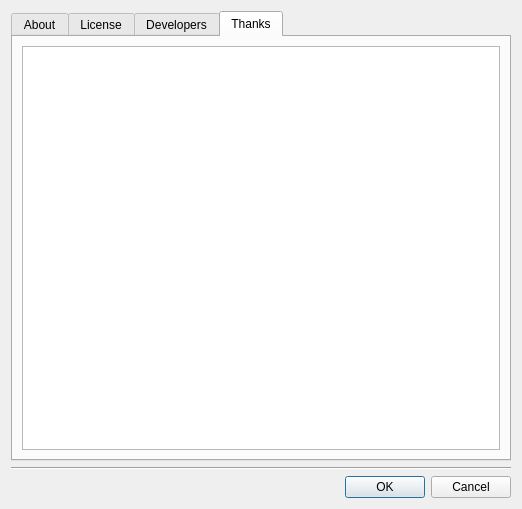
Old version of the form src/dialogs/about/about.ui in the repository WarmongeR1/QDict4BQ6.
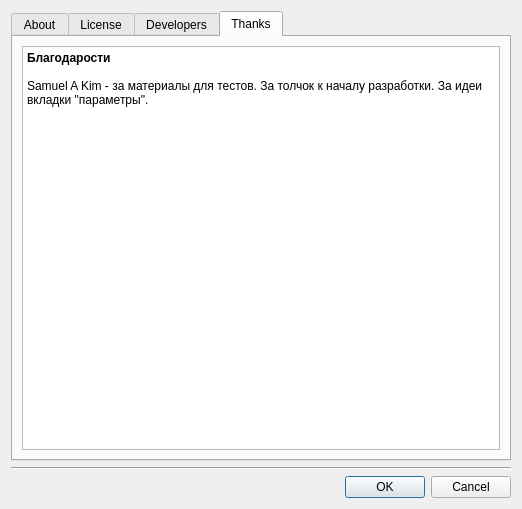
New version of the form. The open tabs and pages were chosen to show the change. Icons and pictures are not drawn.

The edit to the form file:
```diff
--- a/src/dialogs/about/about.ui
+++ b/src/dialogs/about/about.ui
@@ -195,19 +195,9 @@
 &lt;table border=&quot;0&quot; style=&quot;-qt-table-type: root; margin-top:4px; margin-bottom:4px; margin-left:4px; margin-right:4px;&quot;&gt;
 &lt;tr&gt;
 &lt;td style=&quot;border: none;&quot;&gt;
+&lt;p style=&quot; margin-top:0px; margin-bottom:0px; margin-left:0px; margin-right:0px; -qt-block-indent:0; text-indent:0px;&quot;&gt;&lt;span style=&quot; font-weight:600;&quot;&gt;Благодарости&lt;/span&gt;&lt;/p&gt;
 &lt;p style=&quot;-qt-paragraph-type:empty; margin-top:0px; margin-bottom:0px; margin-left:0px; margin-right:0px; -qt-block-indent:0; text-indent:0px;&quot;&gt;&lt;/p&gt;
-&lt;p style=&quot;-qt-paragraph-type:empty; margin-top:0px; margin-bottom:0px; margin-left:0px; margin-right:0px; -qt-block-indent:0; text-indent:0px;&quot;&gt;&lt;/p&gt;
-&lt;p style=&quot;-qt-paragraph-type:empty; margin-top:0px; margin-bottom:0px; margin-left:0px; margin-right:0px; -qt-block-indent:0; text-indent:0px;&quot;&gt;&lt;/p&gt;
-&lt;p style=&quot;-qt-paragraph-type:empty; margin-top:0px; margin-bottom:0px; margin-left:0px; margin-right:0px; -qt-block-indent:0; text-indent:0px;&quot;&gt;&lt;/p&gt;
-&lt;p style=&quot;-qt-paragraph-type:empty; margin-top:0px; margin-bottom:0px; margin-left:0px; margin-right:0px; -qt-block-indent:0; text-indent:0px;&quot;&gt;&lt;/p&gt;
-&lt;p style=&quot;-qt-paragraph-type:empty; margin-top:0px; margin-bottom:0px; margin-left:0px; margin-right:0px; -qt-block-indent:0; text-indent:0px;&quot;&gt;&lt;/p&gt;
-&lt;p style=&quot;-qt-paragraph-type:empty; margin-top:0px; margin-bottom:0px; margin-left:0px; margin-right:0px; -qt-block-indent:0; text-indent:0px;&quot;&gt;&lt;/p&gt;
-&lt;p style=&quot;-qt-paragraph-type:empty; margin-top:0px; margin-bottom:0px; margin-left:0px; margin-right:0px; -qt-block-indent:0; text-indent:0px;&quot;&gt;&lt;/p&gt;
-&lt;p style=&quot;-qt-paragraph-type:empty; margin-top:0px; margin-bottom:0px; margin-left:0px; margin-right:0px; -qt-block-indent:0; text-indent:0px;&quot;&gt;&lt;/p&gt;
-&lt;p style=&quot;-qt-paragraph-type:empty; margin-top:0px; margin-bottom:0px; margin-left:0px; margin-right:0px; -qt-block-indent:0; text-indent:0px;&quot;&gt;&lt;/p&gt;
-&lt;p style=&quot;-qt-paragraph-type:empty; margin-top:0px; margin-bottom:0px; margin-left:0px; margin-right:0px; -qt-block-indent:0; text-indent:0px;&quot;&gt;&lt;/p&gt;
-&lt;p style=&quot;-qt-paragraph-type:empty; margin-top:0px; margin-bottom:0px; margin-left:0px; margin-right:0px; -qt-block-indent:0; text-indent:0px;&quot;&gt;&lt;/p&gt;
-&lt;p style=&quot;-qt-paragraph-type:empty; margin-top:0px; margin-bottom:0px; margin-left:0px; margin-right:0px; -qt-block-indent:0; text-indent:0px;&quot;&gt;&lt;/p&gt;
+&lt;p style=&quot; margin-top:0px; margin-bottom:0px; margin-left:0px; margin-right:0px; -qt-block-indent:0; text-indent:0px;&quot;&gt;Samuel A Kim - за материалы для тестов. За толчок к началу разработки. За идеи вкладки &amp;quot;параметры&amp;quot;.&lt;/p&gt;
 &lt;p style=&quot;-qt-paragraph-type:empty; margin-top:0px; margin-bottom:0px; margin-left:0px; margin-right:0px; -qt-block-indent:0; text-indent:0px;&quot;&gt;&lt;/p&gt;&lt;/td&gt;&lt;/tr&gt;&lt;/table&gt;&lt;/body&gt;&lt;/html&gt;</string>
          </property>
         </widget>
```
Left out of the diff: 4 changed lines with no effect on the pictures.
